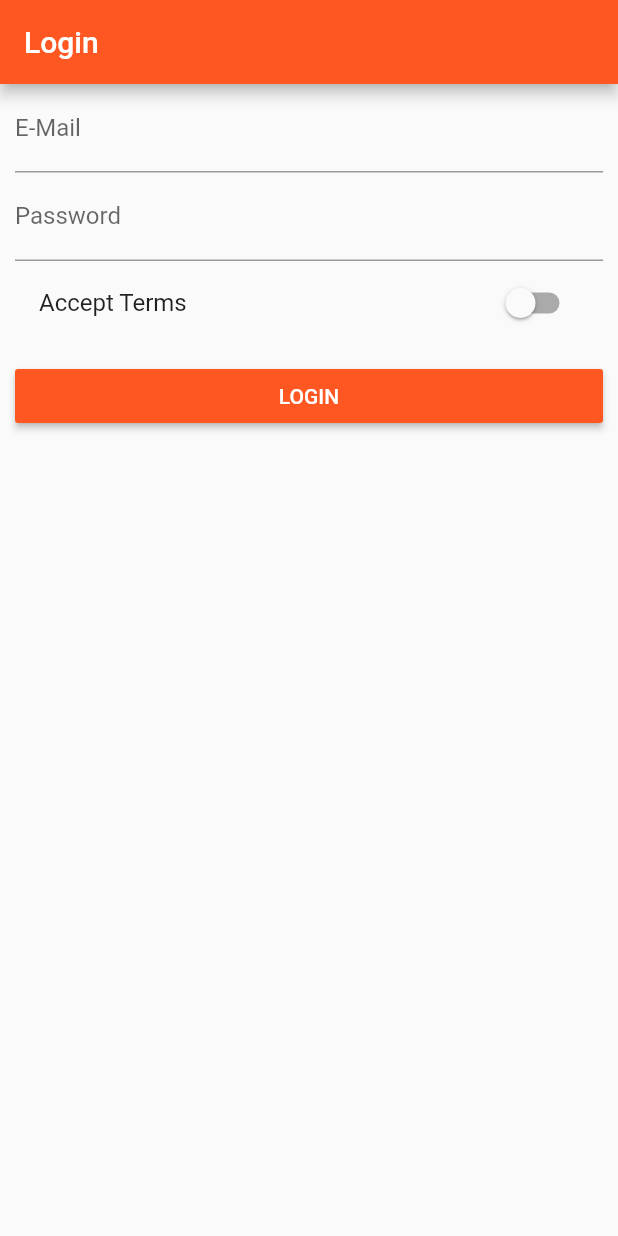
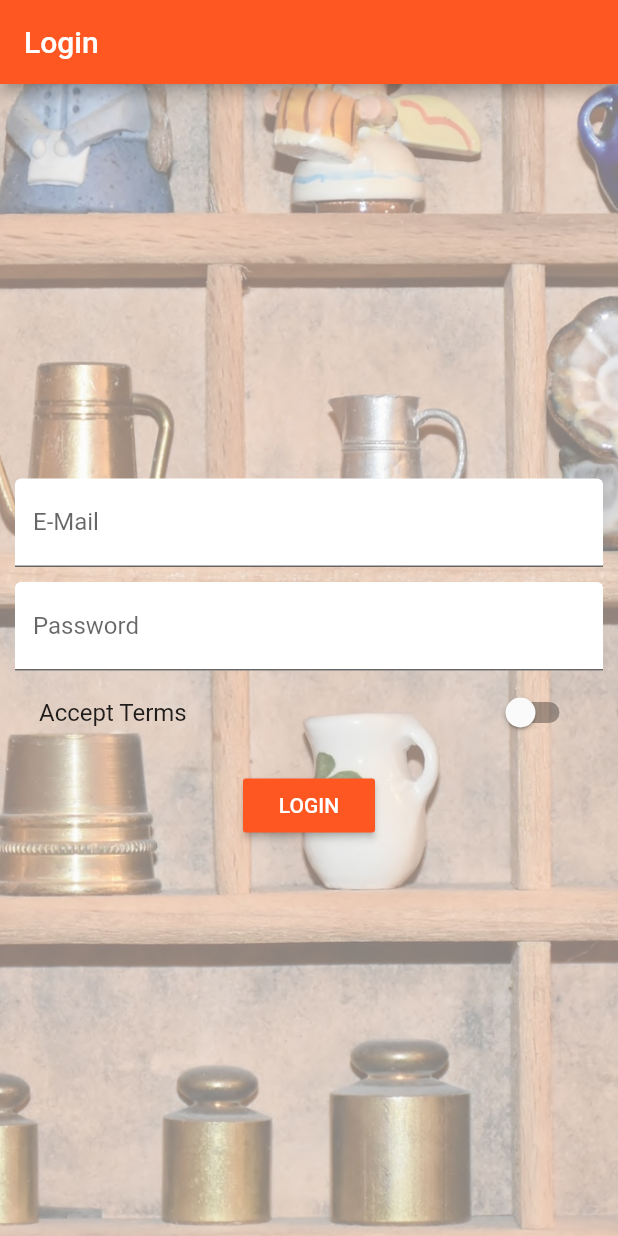
Before and after one commit to OperKH/learn_flutter, a Flutter app: the screen it shows after launch, on a phone screen of 412 x 824 dp. Run offline on Flutter 3.47's test engine with Material 2 defaults, Android fonts, the light colour scheme and no system bars.

Commit message:
Add login background. Add icon buttons. Refactoring code.

```diff
--- a/widget_deep_dive/lib/main.dart
+++ b/widget_deep_dive/lib/main.dart
@@ -50,10 +50,7 @@ class _MyAppState extends State<MyApp> {
           case 'product':
             final int index = int.parse(pathElements[2]);
             return MaterialPageRoute<bool>(
-              builder: (BuildContext context) => ProductPage(
-                    _products[index]['title'],
-                    _products[index]['image'],
-                  ),
+              builder: (BuildContext context) => ProductPage(_products[index]),
             );
           default:
             return null;
--- a/widget_deep_dive/lib/pages/auth.dart
+++ b/widget_deep_dive/lib/pages/auth.dart
@@ -19,11 +19,25 @@ class _AuthPageState extends State<AuthPage> {
         title: Text('Login'),
       ),
       body: Container(
-        margin: EdgeInsets.only(left: 10, right: 10),
-        child: ListView(
+        decoration: BoxDecoration(
+          image: DecorationImage(
+            fit: BoxFit.cover,
+            colorFilter: ColorFilter.mode(
+                Colors.black.withOpacity(0.5), BlendMode.dstATop),
+            image: AssetImage('assets/background.jpg'),
+          ),
+        ),
+        padding: EdgeInsets.only(left: 10, right: 10),
+        child: Center(
+          child: SingleChildScrollView(
+            child: Column(
               children: <Widget>[
                 TextField(
-              decoration: InputDecoration(labelText: 'E-Mail'),
+                  decoration: InputDecoration(
+                    labelText: 'E-Mail',
+                    filled: true,
+                    fillColor: Colors.white,
+                  ),
                   keyboardType: TextInputType.emailAddress,
                   onChanged: (String value) {
                     setState(() {
@@ -31,8 +45,13 @@ class _AuthPageState extends State<AuthPage> {
                     });
                   },
                 ),
+                SizedBox(height: 10),
                 TextField(
-              decoration: InputDecoration(labelText: 'Password'),
+                  decoration: InputDecoration(
+                    labelText: 'Password',
+                    filled: true,
+                    fillColor: Colors.white,
+                  ),
                   obscureText: true,
                   onChanged: (String value) {
                     setState(() {
@@ -66,6 +85,8 @@ class _AuthPageState extends State<AuthPage> {
               ],
             ),
           ),
+        ),
+      ),
     );
   }
 }
--- a/widget_deep_dive/lib/pages/products_admin.dart
+++ b/widget_deep_dive/lib/pages/products_admin.dart
@@ -22,6 +22,7 @@ class ProductsAdminPage extends StatelessWidget {
                 title: Text('Choose'),
               ),
               ListTile(
+                leading: Icon(Icons.shop),
                 title: Text('All Products'),
                 onTap: () =>
                     Navigator.pushReplacementNamed(context, '/products'),
--- a/widget_deep_dive/pubspec.yaml
+++ b/widget_deep_dive/pubspec.yaml
@@ -36,6 +36,7 @@ flutter:
   # To add assets to your application, add an assets section, like this:
   assets:
     - assets/food.jpg
+    - assets/background.jpg
   # An image asset can refer to one or more resolution-specific "variants", see
   # https://flutter.io/assets-and-images/#resolution-aware.
   # For details regarding adding assets from package dependencies, see
```
Also changed, not shown: widget_deep_dive/lib/pages/product.dart (+28 -7 lines), widget_deep_dive/lib/pages/product_create.dart (+61 -43 lines), widget_deep_dive/lib/pages/products.dart (+9 -2 lines), widget_deep_dive/lib/product_manager.dart (deleted, +0 -23 lines), widget_deep_dive/lib/products.dart (deleted, +0 -67 lines), widget_deep_dive/lib/widgets/products/address_tag.dart (added, +22 -0 lines), widget_deep_dive/lib/widgets/products/price_tag.dart (added, +21 -0 lines), widget_deep_dive/lib/widgets/products/product_card.dart (added, +51 -0 lines), widget_deep_dive/lib/widgets/products/products.dart (added, +36 -0 lines), widget_deep_dive/lib/widgets/ui_elements/title_default.dart (added, +19 -0 lines), widget_deep_dive/assets/background.jpg (added). Lines whose indentation alone changed are shown as unchanged.
